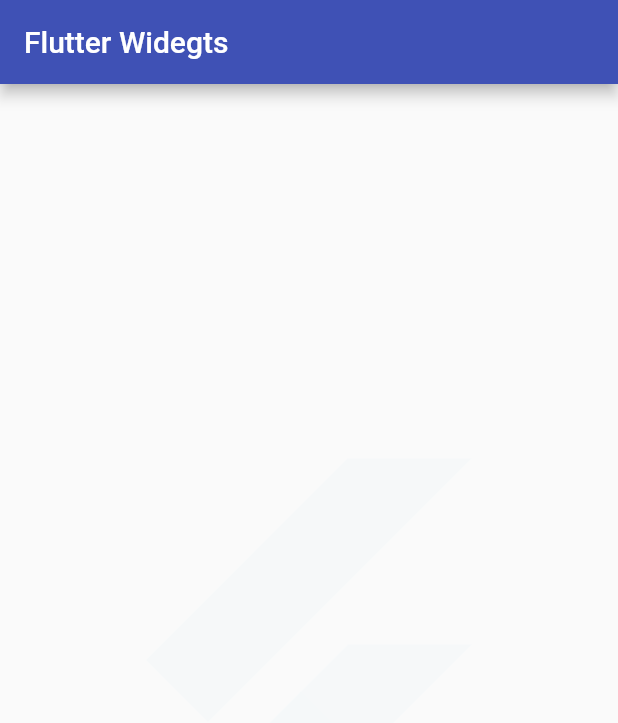
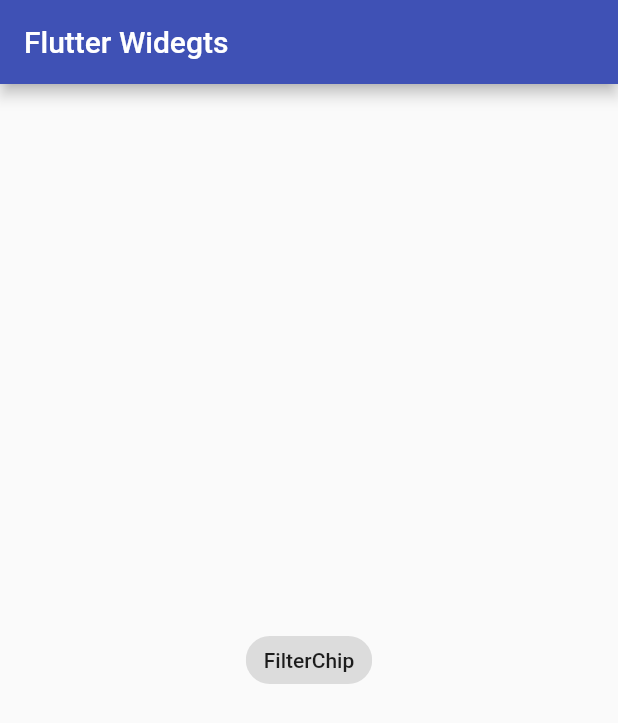
Before and after one commit to shaurya019/ALL_Flutter-Widgets, a Flutter app: the screen it shows after launch, on a phone screen of 412 x 824 dp. Shown: the top 723 px of the screen. Run offline on Flutter 3.47's test engine with Material 2 defaults, Android fonts, the phone set to English and light mode, and no system bars.

```diff
--- a/lib/main.dart
+++ b/lib/main.dart
@@ -32,18 +32,8 @@ class MyHomePage extends StatefulWidget {
 }
 
 class _MyHomePageState extends State<MyHomePage> with TickerProviderStateMixin{
-late final AnimationController _controller = AnimationController(
-  duration: Duration(seconds: 2),
-  vsync: this,
-)..repeat(reverse:true);
-
-late final Animation<double> _animation = CurvedAnimation(parent: _controller, curve: Curves.easeIn,);
-
+  bool isSelected = false;
   @override
-  void dispose(){
-    _controller.dispose();
-    super.dispose();
-  }
   Widget build(BuildContext context) {
 
     return Scaffold(
@@ -51,9 +41,14 @@ late final Animation<double> _animation = CurvedAnimation(parent: _controller, c
         title: Text(widget.title),
       ),
      body:Center(
-       child: FadeTransition(
-         opacity: _animation,
-         child: FlutterLogo(size: 300,),
+       child: FilterChip(
+        label: Text('FilterChip'),
+         selected: isSelected,
+         onSelected: (bool value){
+          setState(() {
+            isSelected = !isSelected;
+          });
+         },
        ),
      ),
     );
```
